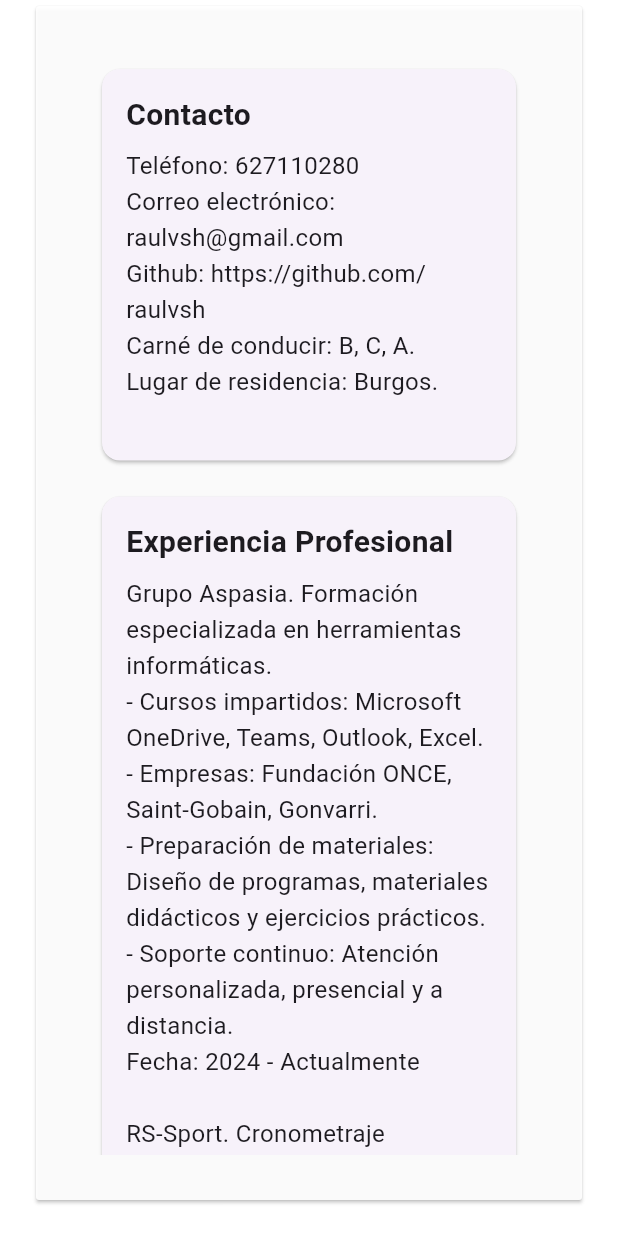
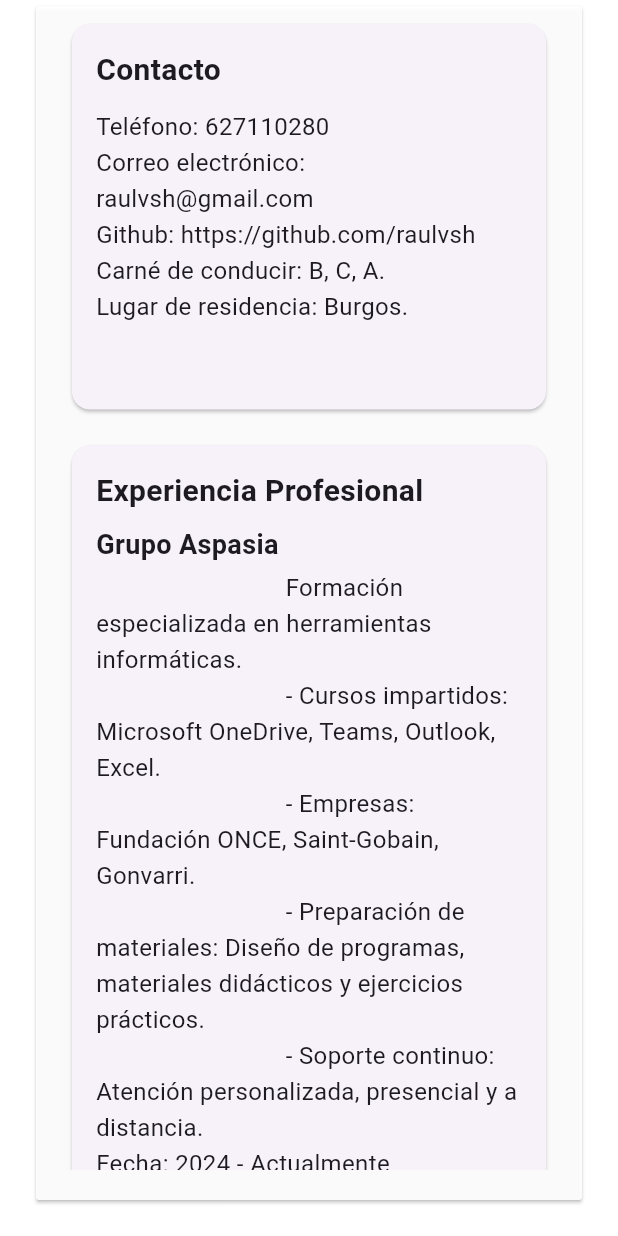
Before and after one commit to raulvsh/raulvsh.github.io, a Flutter app: the CurriculumScreen screen opened by its route, on a phone screen of 412 x 824 dp. Run offline on Flutter 3.47's test engine with Material 3 defaults, Android fonts, the phone set to English and light mode, and no system bars; our stand-ins replace cloud_firestore, firebase_core; accounts and stored records are empty; network calls fail.

Commit message:
style: text styles for curriculum_screen

```diff
--- a/lib/main.dart
+++ b/lib/main.dart
@@ -28,7 +28,7 @@ class MyApp extends StatelessWidget {
   Widget build(BuildContext context) {
     return MaterialApp(
       debugShowCheckedModeBanner: false,
-      title: 'RaulVelassco.dev',
+      title: 'raulvelasco.dev',
       theme: ThemeData(
         primarySwatch: Colors.blue,
         visualDensity: VisualDensity.adaptivePlatformDensity,
--- a/lib/screens/curriculum_screen.dart
+++ b/lib/screens/curriculum_screen.dart
@@ -1,5 +1,20 @@
 import 'package:flutter/material.dart';
 import 'package:raulvelasco_dev/styles.dart';
+
+class Subsection {
+  final String title;
+  final String content;
+  final TextStyle titleStyle;
+  final TextStyle contentStyle;
+
+  Subsection({
+    required this.title,
+    required this.content,
+    this.titleStyle =
+        const TextStyle(fontWeight: FontWeight.bold, fontSize: 18.0),
+    this.contentStyle = const TextStyle(fontSize: 16.0, height: 1.5),
+  });
+}
 
 class CurriculumScreen extends StatelessWidget {
   const CurriculumScreen({super.key});
@@ -14,11 +29,98 @@ class CurriculumScreen extends StatelessWidget {
           color: AppCardStyles.transparentCardBackground,
           shape: AppCardStyles.roundedRectangleBorder2,
           child: Padding(
-                padding: AppCardStyles.homeCardPadding,
+            padding: AppPaddings.screenPadding,
             child: ListView(
               children: [
-                    _buildSection(
+                buildContactSection(),
+                buildProfessionalExperienceSession(),
+                buildAcademicEducationSection(),
+                buildComplementaryEducationSection(),
+                buildLanguagesSection(),
+                buildInformaticSection(),
+
+                // Añadir otras secciones
+              ],
+            ),
+          ),
+        )),
+      ),
+    );
+  }
+
+  Widget buildProfessionalExperienceSession() {
+    return _buildSection(
+      title: 'Experiencia Profesional',
+      subsections: [
+        Subsection(
+          title: 'Grupo Aspasia',
+          content: '''
+                              Formación especializada en herramientas informáticas.
+                              - Cursos impartidos: Microsoft OneDrive, Teams, Outlook, Excel.
+                              - Empresas: Fundación ONCE, Saint-Gobain, Gonvarri.
+                              - Preparación de materiales: Diseño de programas, materiales didácticos y ejercicios prácticos.
+                              - Soporte continuo: Atención personalizada, presencial y a distancia.
+Fecha: 2024 - Actualmente
+                    ''',
+        ),
+        Subsection(
+          title: 'RS-Sport',
+          content: '''
+Cronometraje deportivo.
+- Despliegue de Puntos de Cronometraje: Instalación y configuración de puntos de cronometraje con redes Ethernet y antenas RFID.
+- Programación Web: Desarrollo web corporativo con HTML, CSS, JS y aplicación en Python.
+Fecha: 2019 - Actualmente
+                    ''',
+        ),
+        Subsection(
+            title: 'Alburli S.L. Distribución de alimentación y bebidas',
+            content: '''
+                              - Telegestión y Contabilidad: Implementación de gestión remota para facturas y albaranes.
+                              - Modernización Tecnológica: Actualización de la red corporativa y optimización de procesos.
+                              Fecha: 2022 - 2024'''),
+        Subsection(
+            title:
+                '                                Cuerpo de Transmisiones. Ejército de Tierra.',
+            content:
+                ''' - Clonado de Equipos: Creación de sistema a clonar y configuración de equipos.
+
+                            - Mantenimiento de Servidores: Actualización, resolución de incidencias y copias de seguridad.
+                              - Redes: Despliegue de redes de fibra óptica y Ethernet, solución de problemas.
+                              - Programación y Helpdesk: Scripts para automatización y soporte técnico.
+                              Fecha: 2014 - 2018'''),
+        Subsection(
+            title:
+                'Docente. Clases particulares a estudiantes de Bachillerato y E.S.O.',
+            content:
+                '''Materias: Informática, matemáticas, física, química, dibujo técnico, inglés.
+                              Fecha: 2009 - 2013'''),
+
+        Subsection(
+            title:
+                '                              Promotor. Azafato – promotor de productos.',
+            content: '''- Estudio de mercado de máquinas expendedoras.
+                              Empresas: Universo Selección S.L., Manpower Group Solutions S.L.
+                              Fecha: 2009-2013')'''),
+
+        Subsection(
+            title:
+                '                                Técnico de soporte informático.',
+            content:
+                '''- Formateo y reparación de sistemas a domicilio: Diagnóstico y reparación de hardware y software.
+                              - Montaje personalizado de ordenadores: Asesoramiento, montaje y configuración de sistemas.
+                              Fecha: 2006 – 2014''')
+
+        // Añadir más subsecciones según sea necesario
+      ],
+    );
+  }
+
+  Widget buildContactSection() {
+    return _buildSection(
       title: 'Contacto',
+      subsections: [
+        Subsection(
+          title: '',
           content: '''
 Teléfono: 627110280
 Correo electrónico: raulvsh@gmail.com
@@ -27,107 +129,147 @@ Carné de conducir: B, C, A.
 Lugar de residencia: Burgos.
                     ''',
         ),
-                    _buildSection(
-                      title: 'Experiencia Profesional',
+      ],
+    );
+  }
+
+  buildAcademicEducationSection() {
+    return _buildSection(
+      title: 'Formación Académica',
+      subsections: [
+        Subsection(
+            title: '                                Trabajo Fin de Grado',
+            content:
+                '''                                - Desarrollo de HepApptology como aplicación multiplataforma en Flutter y Dart. Año: 2020
+'''),
+        Subsection(
+            title:
+                '                                Grado en Ingeniería de Tecnologías Específicas de Telecomunicación',
+            content:
+                '''                                - Mención en Telemática. Universidad de Valladolid. Año: 2014-2018
+
+'''),
+        Subsection(
+            title:
+                '                                Curso CCNA Switching & Routing',
+            content: '''- Curso de redes CCNA 1: Introducción a redes
+                                - Regimiento de Transmisiones Nº 1. Ejército de Tierra, Burgos. Año: 2017''')
+      ],
+    );
+  }
+
+  buildComplementaryEducationSection() {
+    return _buildSection(
+      title: 'Formación Complementaria',
+      subsections: [
+        Subsection(
+          title: 'Angular',
           content: '''
-Grupo Aspasia. Formación especializada en herramientas informáticas.
-- Cursos impartidos: Microsoft OneDrive, Teams, Outlook, Excel.
-- Empresas: Fundación ONCE, Saint-Gobain, Gonvarri.
-- Preparación de materiales: Diseño de programas, materiales didácticos y ejercicios prácticos.
-- Soporte continuo: Atención personalizada, presencial y a distancia.
-Fecha: 2024 - Actualmente
+                    - . Angular, TypeScript. Modalidad online. Actualmente
 
-RS-Sport. Cronometraje deportivo.
-- Despliegue de Puntos de Cronometraje: Instalación y configuración de puntos de cronometraje con redes Ethernet y antenas RFID.
-- Programación Web: Desarrollo web corporativo con HTML, CSS, JS y aplicación en Python.
-Fecha: 2019 - Actualmente
-
-Alburli S.L. Distribución de alimentación y bebidas.
-- Telegestión y Contabilidad: Implementación de gestión remota para facturas y albaranes.
-- Modernización Tecnológica: Actualización de la red corporativa y optimización de procesos.
-Fecha: 2022 - 2024
-
-Cuerpo de Transmisiones. Ejército de Tierra.
-- Clonado de Equipos: Creación de sistema a clonar y configuración de equipos.
-- Mantenimiento de Servidores: Actualización, resolución de incidencias y copias de seguridad.
-- Redes: Despliegue de redes de fibra óptica y Ethernet, solución de problemas.
-- Programación y Helpdesk: Scripts para automatización y soporte técnico.
-Fecha: 2014 - 2018
-
-Docente. Clases particulares a estudiantes de Bachillerato y E.S.O.
-Materias: Informática, matemáticas, física, química, dibujo técnico, inglés.
-Fecha: 2009 - 2013
-
-Promotor. Azafato – promotor de productos.
-- Estudio de mercado de máquinas expendedoras.
-Empresas: Universo Selección S.L., Manpower Group Solutions S.L.
-Fecha: 2009-2013
-
-Técnico de soporte informático.
-- Formateo y reparación de sistemas a domicilio: Diagnóstico y reparación de hardware y software.
-- Montaje personalizado de ordenadores: Asesoramiento, montaje y configuración de sistemas.
-Fecha: 2006 – 2014
                     ''',
         ),
-                    _buildSection(
-                      title: 'Formación Académica',
+        Subsection(
+          title: 'Unity',
           content: '''
-Trabajo Fin de Grado
-- Desarrollo de HepApptology como aplicación multiplataforma en Flutter y Dart. Año: 2020
+                              - . Programación en C#. Modalidad online. Año: 2022
 
-Grado en Ingeniería de Tecnologías Específicas de Telecomunicación
-- Mención en Telemática. Universidad de Valladolid. Año: 2014-2018
-
-Curso CCNA Switching & Routing
-- Curso de redes CCNA 1: Introducción a redes
-- Regimiento de Transmisiones Nº 1. Ejército de Tierra, Burgos. Año: 2017
                     ''',
         ),
-                    _buildSection(
-                      title: 'Formación Complementaria',
+        Subsection(
+          title: 'Curso programación Web',
           content: '''
-- Angular. Angular, TypeScript. Modalidad online. Actualmente
-- Unity. Programación en C#. Modalidad online. Año: 2022
-- Curso programación Web. HTML, CSS, JavaScript. Universidad Politécnica de Madrid. Modalidad online. Año: 2020
-- GitHub. Universidad Politécnica de Madrid. Modalidad online. Año: 2020
-- Flutter: Introducción al SDK de Google. Fernando Herrera. Udemy. Año: 2019
+                              - . HTML, CSS, JavaScript. Universidad Politécnica de Madrid. Modalidad online. Año: 2020
+
                     ''',
         ),
-                    _buildSection(
-                      title: 'Idiomas',
+        Subsection(
+          title: 'GitHub',
           content: '''
-Inglés. Nivel medio – alto.
-- Intercambio Lingüístico. Boston, Estados Unidos de América. Duración: Dos meses. Año: 2004
+                              - . Universidad Politécnica de Madrid. Modalidad online. Año: 2020
+
                     ''',
         ),
-                    _buildSection(
-                      title: 'Informática',
+        Subsection(
+          title: 'Flutter',
           content: '''
-Ofimática
-- Microsoft Office: Word, Excel, Access, Powerpoint.
+                              - : Introducción al SDK de Google. Fernando Herrera. Udemy. Año: 2019
 
-Redes
-- Despliegue y configuración de redes de fibra y Ethernet, Firewall, TCP/IP, DHCP, DNS, VoIP.
-
-Sistemas Operativos
-- Microsoft Windows, GNU/Linux, Mac OS.
-
-Lenguajes de programación
-- C, C#, Dart, Flutter, Java, JavaScript, Python, Rust.
-
-Diseño Web
-- HTML, CSS, MySQL, PHP.
                     ''',
         ),
       ],
-                ),
-              ),
-            ))));
+    );
   }
 
-  Widget _buildSection({required String title, required String content}) {
+  buildLanguagesSection() {
+    return _buildSection(
+      title: 'Contacto',
+      subsections: [
+        Subsection(
+          title: 'Inglés',
+          content: '''
+                                . Nivel medio – alto.
 
+                    ''',
+        ),
+        Subsection(
+          title: 'Intercambio Lingüístico',
+          content: '''
+Boston, Estados Unidos de América. Duración: Dos meses. Año: 2004
+                    ''',
+        ),
+      ],
+    );
+  }
 
+  buildInformaticSection() {
+    return _buildSection(
+      title: 'Informática',
+      subsections: [
+        Subsection(
+          title: 'Ofimática',
+          content: '''
+                                - Microsoft Office: Word, Excel, Access, Powerpoint.
+
+                    ''',
+        ),
+        Subsection(
+          title: 'Redes',
+          content: '''
+                                - Despliegue y configuración de redes de fibra y Ethernet, Firewall, TCP/IP, DHCP, DNS, VoIP.
+
+                    ''',
+        ),
+        Subsection(
+          title: '                                Sistemas Operativos',
+          content: '''
+                                - Microsoft Windows, GNU/Linux, Mac OS.
+
+                    ''',
+        ),
+        Subsection(
+          title: '                                Lenguajes de programación',
+          content: '''
+                                - C, C#, Dart, Flutter, Java, JavaScript, Python, Rust.
+
+                    ''',
+        ),
+        Subsection(
+          title: '                                Diseño Web',
+          content: '''
+                                - HTML, CSS, MySQL, PHP.
+
+                    ''',
+        ),
+      ],
+    );
+  }
+}
+
+Widget _buildSection({
+  required String title,
+  required List<Subsection> subsections,
+}) {
   return Padding(
     padding: const EdgeInsets.symmetric(vertical: 8.0),
     child: Card(
@@ -141,14 +283,26 @@ Diseño Web
               style: AppTextStyles.title2,
             ),
             const SizedBox(height: 8.0),
+            ...subsections.map((subsection) => Column(
+                  crossAxisAlignment: CrossAxisAlignment.start,
+                  children: [
+                    subsection.title != ''
+                        ? Text(
+                            subsection.title,
+                            style: subsection.titleStyle,
+                          )
+                        : Container(),
+                    const SizedBox(height: 4.0),
                     Text(
-                content,
-                style: AppTextStyles.text16height1_5,
+                      subsection.content,
+                      style: subsection.contentStyle,
                     ),
+                    const SizedBox(height: 16.0), // Espacio entre subsecciones
+                  ],
+                )),
           ],
         ),
       ),
     ),
   );
 }
-}
--- a/lib/screens/home_screen.dart
+++ b/lib/screens/home_screen.dart
@@ -9,6 +9,7 @@ class HomeScreen extends StatelessWidget {
     return Container(
       padding: AppPaddings.screenPadding,
       width: double.infinity,
+      //color: Colors.red,
       child: Card(
           color: AppCardStyles.transparentCardBackground,
           shape: AppCardStyles.roundedRectangleBorder2,
--- a/lib/screens/navigator_screen.dart
+++ b/lib/screens/navigator_screen.dart
@@ -4,6 +4,7 @@ import 'package:raulvelasco_dev/screens/books_main_screen.dart';
 import 'package:raulvelasco_dev/screens/curriculum_screen.dart';
 import 'package:raulvelasco_dev/screens/home_screen.dart';
 import 'package:raulvelasco_dev/screens/portfolio_screen.dart';
+import 'package:raulvelasco_dev/styles.dart';
 
 class NavigatorScreen extends StatefulWidget {
   const NavigatorScreen({super.key});
@@ -74,9 +75,13 @@ class _NavigatorScreenState extends State<NavigatorScreen> {
               ],
             ),
             Expanded(
-              child: IndexedStack(
-                index: _routeIndex(_currentRoute),
-                children: _pages.values.toList(),
+              child: Padding(
+                //padding: AppPaddings.screenPadding,
+                padding: EdgeInsets.all(20),
+                child: IndexedStack(
+                  index: _routeIndex(_currentRoute),
+                  children: _pages.values.toList(),
+                ),
               ),
             )
           ],
```
Lines whose indentation alone changed are shown as unchanged.
